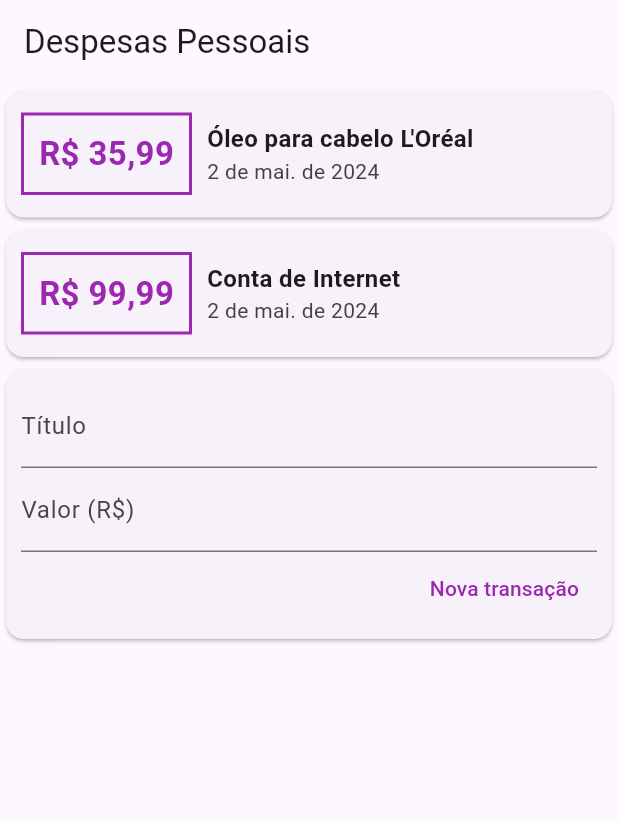
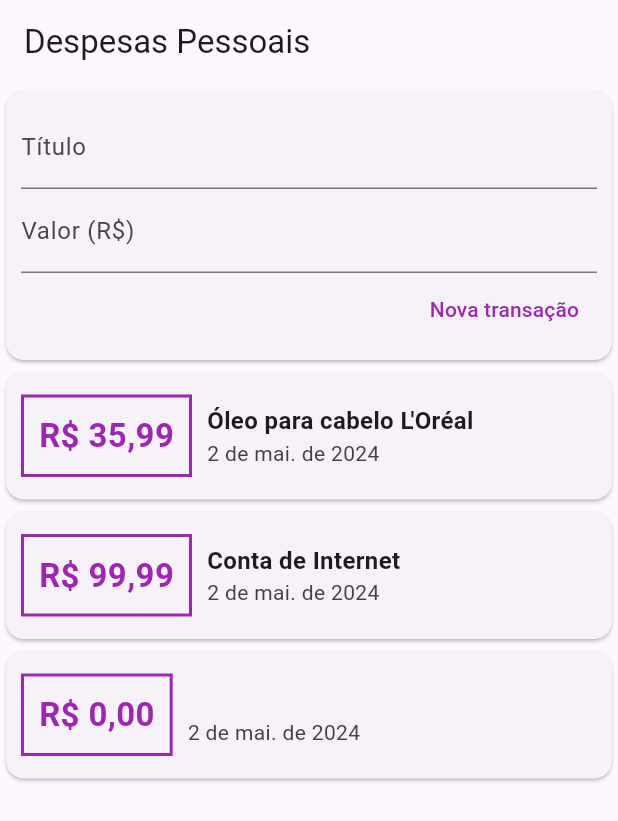
Before and after one commit to tarcisiomesquita/expenses_app, a Flutter app: the screen it shows after launch, after a tap on "Nova transação", on a phone screen of 412 x 824 dp. Shown: the top 821 px of the screen. Run offline on Flutter 3.47's test engine with Material 3 defaults, Android fonts, the phone set to English and light mode, and no system bars.

Commit message:
implementação do formulário para adição de novas despesas e refatoração do componente de exibição das despesas

```diff
--- a/lib/components/transaction_form.dart
+++ b/lib/components/transaction_form.dart
@@ -1,10 +1,11 @@
 import 'package:flutter/material.dart';
 
 class TransactionForm extends StatelessWidget {
-  TransactionForm({super.key});
+  TransactionForm(this.onSubmit, {super.key});
 
   final titleController = TextEditingController();
   final valueController = TextEditingController();
+  final void Function(String, double) onSubmit;
 
   @override
   Widget build(BuildContext context) {
@@ -25,7 +26,11 @@ class TransactionForm extends StatelessWidget {
               mainAxisAlignment: MainAxisAlignment.end,
               children: [
                 TextButton(
-                  onPressed: () {},
+                  onPressed: () {
+                    final title = titleController.text;
+                    final value = double.tryParse(valueController.text) ?? 0.0;
+                    onSubmit(title, value);
+                  },
                   style: TextButton.styleFrom(
                     foregroundColor: Colors.purple,
                   ),
--- a/lib/components/transaction_list.dart
+++ b/lib/components/transaction_list.dart
@@ -11,9 +11,12 @@ class TransactionList extends StatelessWidget {
 
   @override
   Widget build(BuildContext context) {
-    return Column(
-      children: transactions.map(
-        (tr) {
+    return SizedBox(
+      height: 300,
+      child: ListView.builder(
+        itemCount: transactions.length,
+        itemBuilder: (ctx, index) {
+          final transaction = transactions[index];
           return Card(
             child: Row(
               children: [
@@ -30,7 +33,7 @@ class TransactionList extends StatelessWidget {
                   ),
                   padding: const EdgeInsets.all(10),
                   child: Text(
-                    formatCurrency(tr.value),
+                    formatCurrency(transaction.value),
                     style: const TextStyle(
                       fontWeight: FontWeight.bold,
                       fontSize: 22,
@@ -42,14 +45,14 @@ class TransactionList extends StatelessWidget {
                   crossAxisAlignment: CrossAxisAlignment.start,
                   children: [
                     Text(
-                      tr.title,
+                      transaction.title,
                       style: const TextStyle(
                         fontWeight: FontWeight.bold,
                         fontSize: 16,
                       ),
                     ),
                     Text(
-                      formatDate(tr.date),
+                      formatDate(transaction.date),
                       style: TextStyle(
                         color: Colors.grey.shade800,
                       ),
@@ -60,7 +63,7 @@ class TransactionList extends StatelessWidget {
             ),
           );
         },
-      ).toList(),
+      ),
     );
   }
 }
--- a/lib/components/transaction_user.dart
+++ b/lib/components/transaction_user.dart
@@ -1,3 +1,4 @@
+import 'dart:math';
 import 'package:expenses_app/components/transaction_list.dart';
 import 'package:expenses_app/components/transaction_form.dart';
 import 'package:expenses_app/models/transaction.dart';
@@ -25,14 +26,29 @@ class _TransactionUserState extends State<TransactionUser> {
       date: DateTime.now(),
     ),
   ];
+
+  void _addTransaction(String title, double value) {
+    final newTransaction = Transaction(
+      id: Random().nextDouble().toString(),
+      title: title,
+      value: value,
+      date: DateTime.now(),
+    );
+    setState(
+      () {
+        _transactions.add(newTransaction);
+      },
+    );
+  }
+
   @override
   Widget build(BuildContext context) {
     return Column(
       children: [
+        TransactionForm(_addTransaction),
         TransactionList(
           _transactions,
         ),
-        TransactionForm(),
       ],
     );
   }
--- a/lib/main.dart
+++ b/lib/main.dart
@@ -31,11 +31,13 @@ class MyHomePage extends StatelessWidget {
       appBar: AppBar(
         title: const Text('Despesas Pessoais'),
       ),
-      body: const Column(
-        crossAxisAlignment: CrossAxisAlignment.stretch,
-        children: [
-          TransactionUser(),
-        ],
+      body: const SingleChildScrollView(
+        child: Column(
+          crossAxisAlignment: CrossAxisAlignment.stretch,
+          children: [
+            TransactionUser(),
+          ],
+        ),
       ),
     );
   }
```
